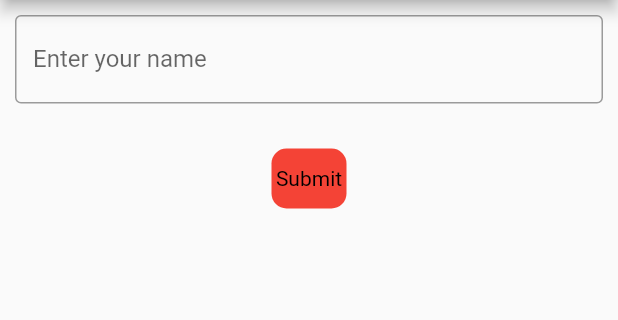
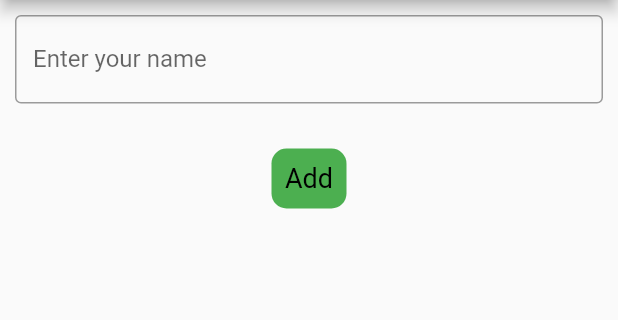
Before and after one commit to MehulZinzuvadiya/loginPage, a Flutter app: the screen it shows after launch, on a phone screen of 412 x 824 dp, the part 84-404 px from its top. Run offline on Flutter 3.47's test engine with Material 2 defaults, Android fonts, the phone set to English and light mode, and no system bars.

Commit message:
all work done

```diff
--- a/lib/homePage.dart
+++ b/lib/homePage.dart
@@ -8,7 +8,9 @@ class HomePage extends StatefulWidget {
 }
 
 class _HomePageState extends State<HomePage> {
-  TextEditingController Name = TextEditingController();
+  TextEditingController txtName = TextEditingController();
+  List l1 = [];
+  String name = "";
 
   @override
   Widget build(BuildContext context) {
@@ -19,12 +21,13 @@ class _HomePageState extends State<HomePage> {
         centerTitle: true,
         backgroundColor: Colors.blueAccent,
       ),
-      body: Padding(
+      body: SingleChildScrollView(
+        child: Padding(
           padding: EdgeInsets.all(10),
           child: Column(
             children: [
               TextField(
-              controller: Name,
+                controller: txtName,
                 decoration: InputDecoration(
                     label: Text("Enter your name"),
                     border: OutlineInputBorder(
@@ -37,25 +40,88 @@ class _HomePageState extends State<HomePage> {
                 height: 30,
               ),
               InkWell(
-              onTap: (){
+                onTap: () {
                   setState(() {
-                  Name=Name.text;
+                    name = txtName.text;
+                    l1.add(name);
                   });
                 },
-              child: Container(
+                child: Column(
+                  children: [
+                    Container(
                       alignment: Alignment.center,
                       height: 40,
                       width: 50,
                       decoration: BoxDecoration(
-                  color: Colors.red,
+                        color: Colors.green,
                         borderRadius: BorderRadius.circular(10),
                       ),
-                child: Text("Submit", style: TextStyle(color: Colors.black)),
+                      child: Text("Add",
+                          style: TextStyle(color: Colors.black, fontSize: 18)),
                     ),
-            )
+                    SizedBox(
+                      height: 20,
+                    ),
                   ],
+                ),
+              ),
+              SingleChildScrollView(
+                child: Column(
+                  children: l1
+                      .asMap()
+                      .entries
+                      .map((e) => Name(l1[e.key], e.key))
+                      .toList(),
+                ),
+              ),
+            ],
+          ),
         ),
       ),
     ));
   }
+
+  Widget Name(dynamic name, int index) {
+    return Column(
+      children: [
+        Padding(
+          padding: const EdgeInsets.only(left: 10, right: 10, top: 5),
+          child: Container(
+            height: 50,
+            width: double.infinity,
+            decoration: BoxDecoration(
+              color: Colors.teal,
+              borderRadius: BorderRadius.circular(10),
+            ),
+            child: Row(
+              mainAxisAlignment: MainAxisAlignment.spaceBetween,
+              children: [
+                Padding(
+                  padding: const EdgeInsets.only(left: 20),
+                  child: Text("$name",
+                      style: TextStyle(color: Colors.amber, fontSize: 18)),
+                ),
+                InkWell(
+                    onTap: () {
+                      setState(() {
+                        l1.removeAt(index);
+                      });
+                    },
+                    child: Padding(
+                      padding: const EdgeInsets.only(right: 20),
+                      child: Icon(
+                        Icons.delete,
+                        color: Colors.red,
+                      ),
+                    )),
+              ],
+            ),
+          ),
+        ),
+        SizedBox(
+          height: 10,
+        )
+      ],
+    );
   }
+}
--- a/lib/main.dart
+++ b/lib/main.dart
@@ -1,10 +1,8 @@
 import 'package:flutter/cupertino.dart';
 import 'package:flutter/material.dart';
-
 import 'homePage.dart';
 
-void main()
-{
+void main() {
   runApp(MaterialApp(
     debugShowCheckedModeBanner: false,
     home: HomePage(),
```
Also changed, not shown: 1 other file. Lines whose indentation alone changed are shown as unchanged.
